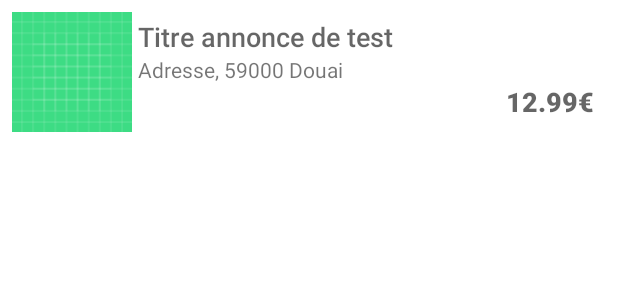
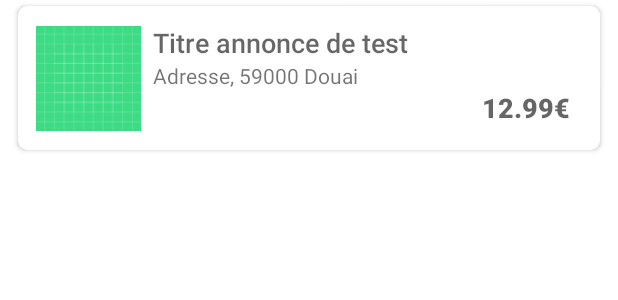
Before and after one commit to lucasnaury/uv-amse-android, an Android app: the layout annonces_liste.xml on its own in the app's theme, with its tools: preview values and no code run, on a phone screen of 412 x 824 dp. Shown: the top 300 px of the screen. Run offline under Robolectric (Android 15) with nearby library versions, the phone set to English and light mode, and no system bars.

Commit message:
Conversion des éléments de liste en card avec ombre

```diff
--- a/app/src/main/res/layout/annonces_liste.xml
+++ b/app/src/main/res/layout/annonces_liste.xml
@@ -1,14 +1,30 @@
-<androidx.constraintlayout.widget.ConstraintLayout xmlns:android="http://schemas.android.com/apk/res/android"
+<androidx.cardview.widget.CardView xmlns:android="http://schemas.android.com/apk/res/android"
     xmlns:app="http://schemas.android.com/apk/res-auto"
     xmlns:tools="http://schemas.android.com/tools"
     android:layout_width="match_parent"
     android:layout_height="wrap_content"
+    android:layout_marginLeft="12dp"
+    android:layout_marginTop="4dp"
+    android:layout_marginRight="12dp"
+    android:layout_marginBottom="4dp"
     android:minHeight="50dp"
-    android:padding="8dp">
+    android:padding="8dp"
+    app:cardCornerRadius="6dp"
+    app:cardElevation="2dp"
+    app:cardMaxElevation="10dp">
+
+    <androidx.constraintlayout.widget.ConstraintLayout
+        android:layout_width="match_parent"
+        android:layout_height="wrap_content"
+        android:minHeight="50dp"
+        android:paddingLeft="12dp"
+        android:paddingTop="8dp"
+        android:paddingRight="12dp"
+        android:paddingBottom="8dp">
 
         <ImageView
             android:id="@+id/imageView"
-        android:layout_width="80dp"
+            android:layout_width="70dp"
             android:layout_height="80dp"
             android:src="@drawable/ic_launcher_background"
             app:layout_constraintStart_toStartOf="parent"
@@ -18,7 +34,7 @@
             android:id="@+id/titre_annonce"
             android:layout_width="wrap_content"
             android:layout_height="wrap_content"
-        android:layout_marginStart="4dp"
+            android:layout_marginStart="8dp"
             android:layout_marginTop="4dp"
             android:fontFamily="sans-serif-medium"
             android:text="Titre annonce de test"
@@ -48,3 +64,5 @@
             app:layout_constraintEnd_toEndOf="parent" />
 
     </androidx.constraintlayout.widget.ConstraintLayout>
+
+</androidx.cardview.widget.CardView>
--- a/app/src/main/res/layout/fragment_home.xml
+++ b/app/src/main/res/layout/fragment_home.xml
@@ -28,7 +28,8 @@
     <androidx.recyclerview.widget.RecyclerView
         android:id="@+id/recycler_view"
         android:layout_width="match_parent"
-        android:layout_height="match_parent" />
+        android:layout_height="match_parent"
+        android:clipToPadding="false" />
 
 
 </LinearLayout>
```
Also changed, not shown: app/src/main/res/layout/annonces_grid.xml (+11 -5 lines). Lines whose indentation alone changed are shown as unchanged.
